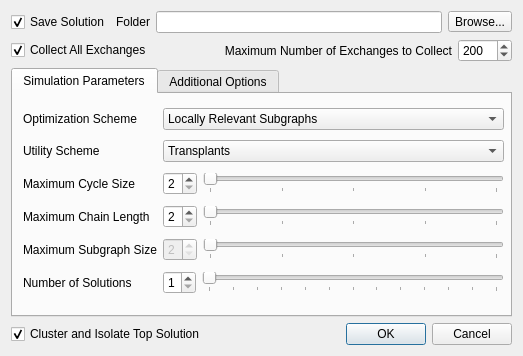
Qt form KPDGUI/DialogSimParameters.ui (mathieubray/KPDGUI) before a commit.
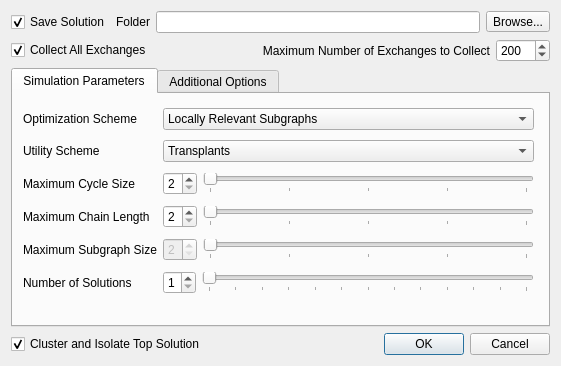
The same form after that commit.

The edit to the form file:
```diff
--- a/KPDGUI/DialogSimParameters.ui
+++ b/KPDGUI/DialogSimParameters.ui
@@ -6,20 +6,20 @@
    <rect>
     <x>0</x>
     <y>0</y>
-    <width>523</width>
-    <height>356</height>
+    <width>561</width>
+    <height>366</height>
    </rect>
   </property>
   <property name="minimumSize">
    <size>
-    <width>0</width>
-    <height>0</height>
+    <width>561</width>
+    <height>366</height>
    </size>
   </property>
   <property name="maximumSize">
    <size>
-    <width>16777215</width>
-    <height>16777215</height>
+    <width>561</width>
+    <height>366</height>
    </size>
   </property>
   <property name="windowTitle">
@@ -142,7 +142,7 @@
         <rect>
          <x>10</x>
          <y>10</y>
-         <width>481</width>
+         <width>511</width>
          <height>197</height>
         </rect>
        </property>
```
